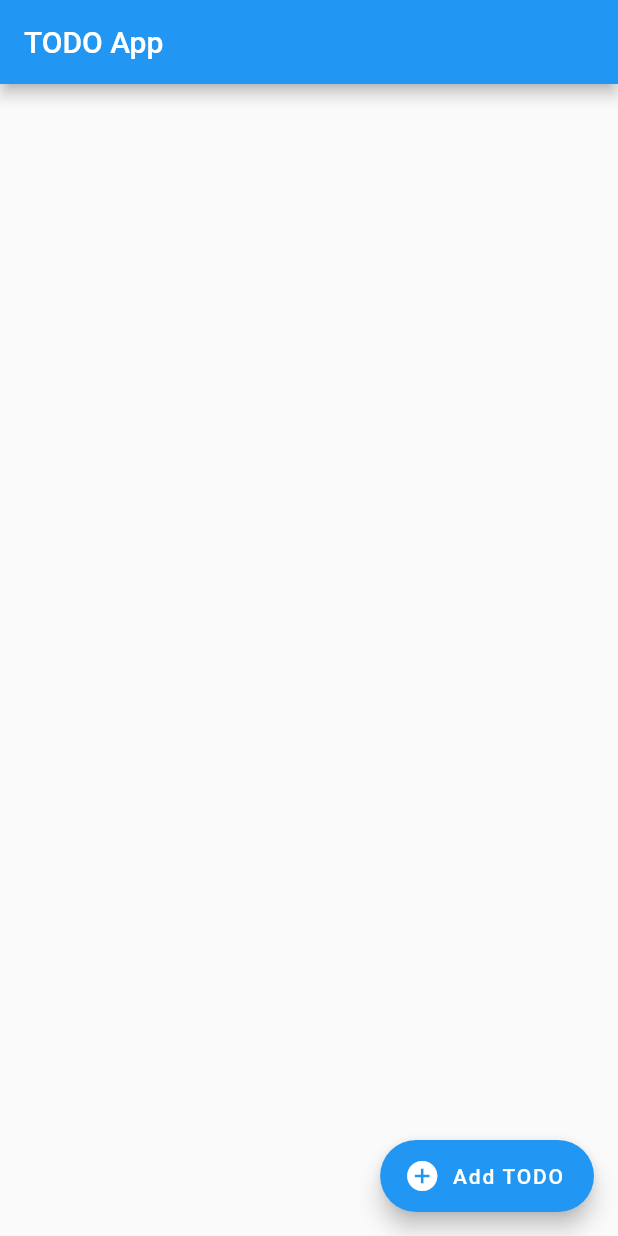
After one commit to Aone0422/to_do_Flutter, a Flutter app: the screen it shows after launch, after a tap on "TodoApp", on a phone screen of 412 x 824 dp. The commit adds this screen. Run offline on Flutter 3.47's test engine with Material 2 defaults, Android fonts, the phone set to English and light mode, and no system bars; our stand-ins replace flutter_redux, redux.

Commit message:
Add: todoアプリを実装

```diff
--- a/lib/main.dart
+++ b/lib/main.dart
@@ -1,4 +1,10 @@
 import 'package:flutter/material.dart';
+import 'package:to_do/todo_app.dart';
+import 'package:to_do/repositories/todo_list_repository_impl.dart';
+import 'package:redux/redux.dart';
+import 'package:to_do/redux/middleware/store_todo_middleware.dart';
+import 'package:to_do/redux/reducer/app_state_reducer.dart';
+import 'package:to_do/redux/state/app_state.dart';
 
 Future<void> main() async{
   WidgetsFlutterBinding.ensureInitialized();
@@ -17,16 +23,16 @@ class InitialScreen extends StatelessWidget {
       body: ListView(
         children: [
           RaisedButton(
-//            onPressed: () => {
-//              Navigator.of(context).push(MaterialPageRoute<void>(
-//                  builder: (context) => TodoApp(
-//                          store: Store<AppState>(
-//                        appReducer,
-//                        initialState: const AppState(todoList: []),
-//                        middleware:
-//                            createStoreTodoMiddleware(TodoListRepositoryImpl()),
-//                      ))))
-//            },
+            onPressed: () => {
+              Navigator.of(context).push(MaterialPageRoute<void>(
+                  builder: (context) => TodoApp(
+                          store: Store<AppState>(
+                        appReducer,
+                        initialState: const AppState(todoList: []),
+                        middleware:
+                            createStoreTodoMiddleware(TodoListRepositoryImpl()),
+                      ))))
+            },
             child: const Text('TodoApp'),
           ),
         ],
--- /dev/null
+++ b/lib/models/todo.dart
@@ -0,0 +1,17 @@
+import 'package:to_do/repositories/todo_entity.dart';
+import 'package:uuid/uuid.dart';
+
+class Todo {
+  Todo(this.title, {this.active = true, String detail, String id})
+      : detail = detail ?? '',
+        id = id ?? Uuid().v4();
+
+  final String title;
+  bool active;
+  final String detail;
+  final String id;
+
+  TodoEntity toEntity() {
+    return TodoEntity(title, active, detail, id);
+  }
+}
--- /dev/null
+++ b/lib/redux/action/actions.dart
@@ -0,0 +1,17 @@
+import 'package:to_do/models/todo.dart';
+
+class AddTodoAction {
+  AddTodoAction(
+      this.todo,
+      );
+
+  final Todo todo;
+}
+
+class InvertTodoAction {
+  InvertTodoAction(
+      this.todoId,
+      );
+
+  final String todoId;
+}
--- /dev/null
+++ b/lib/redux/middleware/store_todo_middleware.dart
@@ -0,0 +1,33 @@
+import 'package:to_do/redux/action/actions.dart';
+import 'package:to_do/redux/selectors/selectors.dart';
+import 'package:to_do/redux/state/app_state.dart';
+import 'package:to_do/repositories/todo_list_repository.dart';
+import 'package:redux/redux.dart';
+
+List<Middleware<AppState>> createStoreTodoMiddleware(
+  TodoListRepository repository,
+) {
+  final saveTodoList = _createSaveTodoList(repository);
+
+  return [
+    TypedMiddleware<AppState, AddTodoAction>(saveTodoList),
+    TypedMiddleware<AppState, InvertTodoAction>(saveTodoList),
+  ];
+}
+
+Middleware<AppState> _createSaveTodoList(TodoListRepository repository) {
+  return (store, dynamic action, next) {
+    repository.fetch().then((todoListDto) {
+      todoListDto.asMap().forEach((index, todo) => {
+            print('$index'),
+            print(
+                'id: ${todo.id}\ntitle: ${todo.title}\nactive: ${todo.active}\ndetail: ${todo.detail}\n'),
+          });
+    });
+
+    next(action);
+    repository.saveTodoList(
+      todoListSelector(store.state).map((todo) => todo.toEntity()).toList(),
+    );
+  };
+}
--- /dev/null
+++ b/lib/redux/reducer/todo_list_reducer.dart
@@ -0,0 +1,22 @@
+import 'package:to_do/models/todo.dart';
+import 'package:to_do/redux/action/actions.dart';
+import 'package:redux/redux.dart';
+
+// Reducerは新たなStateを発行して送る
+final todoListReducer = combineReducers<List<Todo>>([
+  TypedReducer<List<Todo>, AddTodoAction>(_addTodo),
+  TypedReducer<List<Todo>, InvertTodoAction>(_invertTodo),
+]);
+
+List<Todo> _addTodo(List<Todo> todoList, AddTodoAction action) {
+  return List.from(todoList)..add(action.todo);
+}
+
+List<Todo> _invertTodo(List<Todo> todoList, InvertTodoAction action) {
+  return todoList.map((todo) {
+    if (todo.id == action.todoId) {
+      todo.active = !todo.active;
+    }
+    return todo;
+  }).toList();
+}
--- /dev/null
+++ b/lib/redux/selectors/selectors.dart
@@ -0,0 +1,4 @@
+import 'package:to_do/models/todo.dart';
+import 'package:to_do/redux/state/app_state.dart';
+
+List<Todo> todoListSelector(AppState state) => state.todoList;
--- /dev/null
+++ b/lib/redux/state/app_state.dart
@@ -0,0 +1,11 @@
+import 'package:flutter/foundation.dart';
+import 'package:to_do/models/todo.dart';
+
+@immutable
+class AppState {
+  const AppState({
+    this.todoList,
+  });
+
+  final List<Todo> todoList;
+}
--- /dev/null
+++ b/lib/repositories/todo_entity.dart
@@ -0,0 +1,23 @@
+class TodoEntity {
+  TodoEntity(this.title, this.active, this.detail, this.id);
+
+  TodoEntity.fromJson(Map<String, Object> json)
+      : title = json['title'] as String,
+        active = json['active'] as bool,
+        detail = json['detail'] as String,
+        id = json['id'] as String;
+
+  final String title;
+  bool active;
+  final String detail;
+  final String id;
+
+  Map<String, Object> toJson() {
+    return {
+      'title': title,
+      'active': active,
+      'detail': detail,
+      'id': id,
+    };
+  }
+}
--- /dev/null
+++ b/lib/todo_app.dart
@@ -0,0 +1,24 @@
+import 'package:flutter/material.dart';
+import 'package:flutter_redux/flutter_redux.dart';
+import 'package:to_do/redux/state/app_state.dart';
+import 'package:to_do/widgets/screens/todo/todo_screen.dart';
+import 'package:redux/redux.dart';
+
+class TodoApp extends StatelessWidget {
+  const TodoApp({Key key, this.store}) : super(key: key);
+
+  final Store<AppState> store;
+
+  @override
+  Widget build(BuildContext context) {
+    return StoreProvider(
+      store: store,
+      child: MaterialApp(
+        title: 'TODO App',
+        home: TodoScreen(
+          store: store,
+        ),
+      ),
+    );
+  }
+}
--- /dev/null
+++ b/lib/widgets/screens/todo/todo_screen.dart
@@ -0,0 +1,42 @@
+import 'package:flutter/material.dart';
+import 'package:flutter_redux/flutter_redux.dart';
+import 'package:to_do/models/todo.dart';
+import 'package:to_do/redux/action/actions.dart';
+import 'package:to_do/redux/state/app_state.dart';
+import 'package:to_do/widgets/components/todo_element.dart';
+import 'package:redux/redux.dart';
+
+class TodoScreen extends StatelessWidget {
+  const TodoScreen({Key key, this.store}) : super(key: key);
+
+  final Store<AppState> store;
+
+  @override
+  Widget build(BuildContext context) {
+    return Scaffold(
+      appBar: AppBar(
+        title: Text('TODO App'),
+      ),
+      body: StoreConnector<AppState, List<Todo>>(
+        converter: (store) => store.state.todoList,
+        builder: (context, todoList) => ListView.builder(
+          itemCount: todoList.length,
+          itemBuilder: (context, index) {
+            return TodoElement(
+              todo: todoList[index],
+            );
+          },
+        ),
+      ),
+      floatingActionButton: FloatingActionButton.extended(
+        icon: Icon(Icons.add_circle),
+        label: const Text('Add TODO'),
+        onPressed: () {
+          store.dispatch(AddTodoAction(Todo(
+            'Title${store.state.todoList.length}',
+          )));
+        },
+      ),
+    );
+  }
+}
```
Also changed, not shown: lib/models/todo_dto.dart (added, +22 -0 lines), lib/redux/reducer/app_state_reducer.dart (added, +8 -0 lines), lib/repositories/http/todo_list_http_client.dart (added, +17 -0 lines), lib/repositories/todo_list_repository.dart (added, +10 -0 lines), lib/repositories/todo_list_repository_impl.dart (added, +24 -0 lines), lib/widgets/components/todo_element.dart (added, +51 -0 lines), pubspec.yaml (+23 -0 lines), pubspec.lock.
